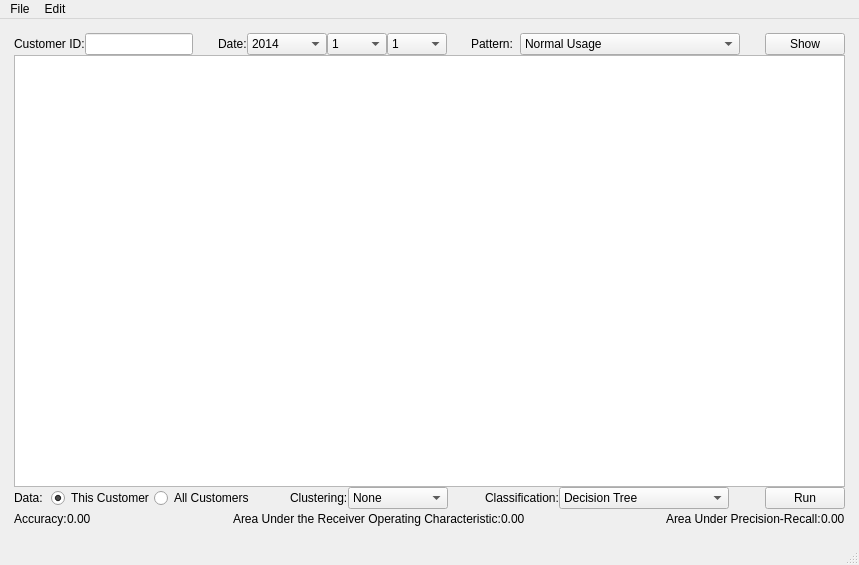
First picture: the form in GUI/main.ui, repository soroushomidvar/anomaly-detection, before the edit.
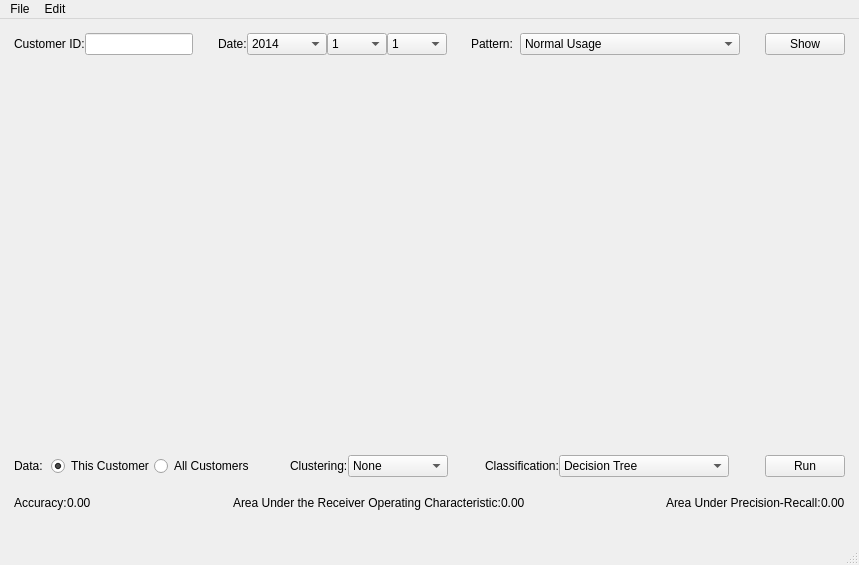
Second picture: the form after the edit.

The edit to the form file:
```diff
--- a/GUI/main.ui
+++ b/GUI/main.ui
@@ -433,7 +433,20 @@
        </layout>
       </item>
       <item>
-       <widget class="QGraphicsView" name="graphics_view"/>
+       <widget class="QLabel" name="label_image">
+        <property name="minimumSize">
+         <size>
+          <width>600</width>
+          <height>400</height>
+         </size>
+        </property>
+        <property name="text">
+         <string/>
+        </property>
+        <property name="scaledContents">
+         <bool>true</bool>
+        </property>
+       </widget>
       </item>
       <item>
        <layout class="QHBoxLayout" name="horizontalLayout_2" stretch="1,2,2,1,1,2,1,1,2,1,1">
```
Left out of the diff: 2 changed lines with no effect on the pictures.
